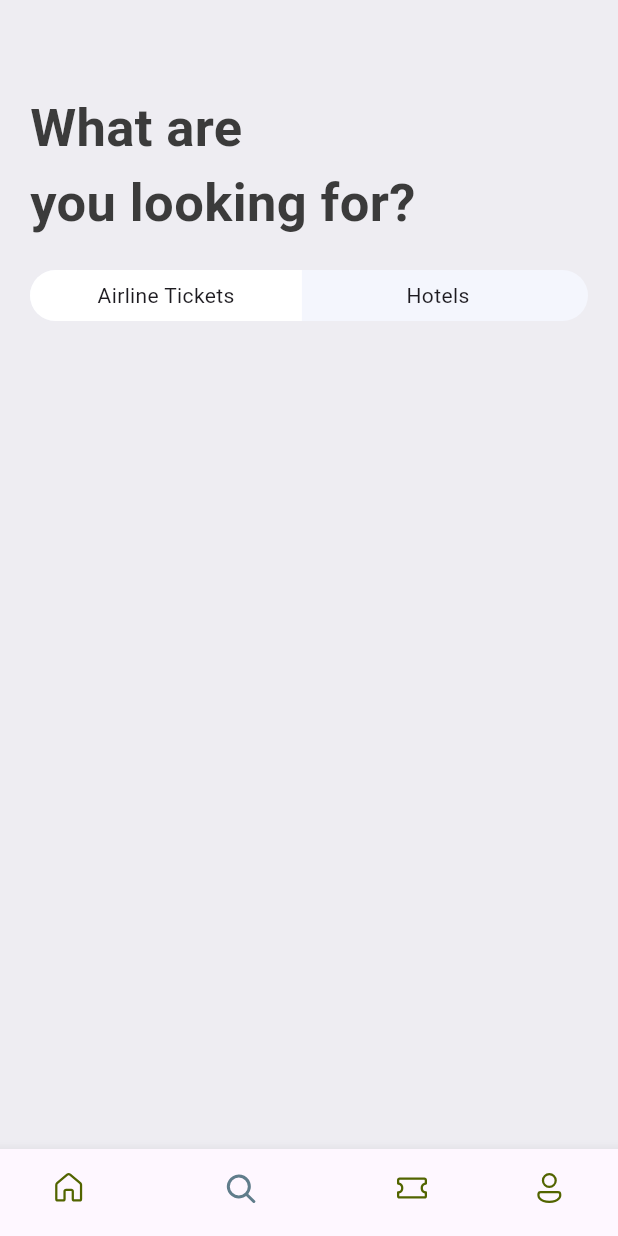
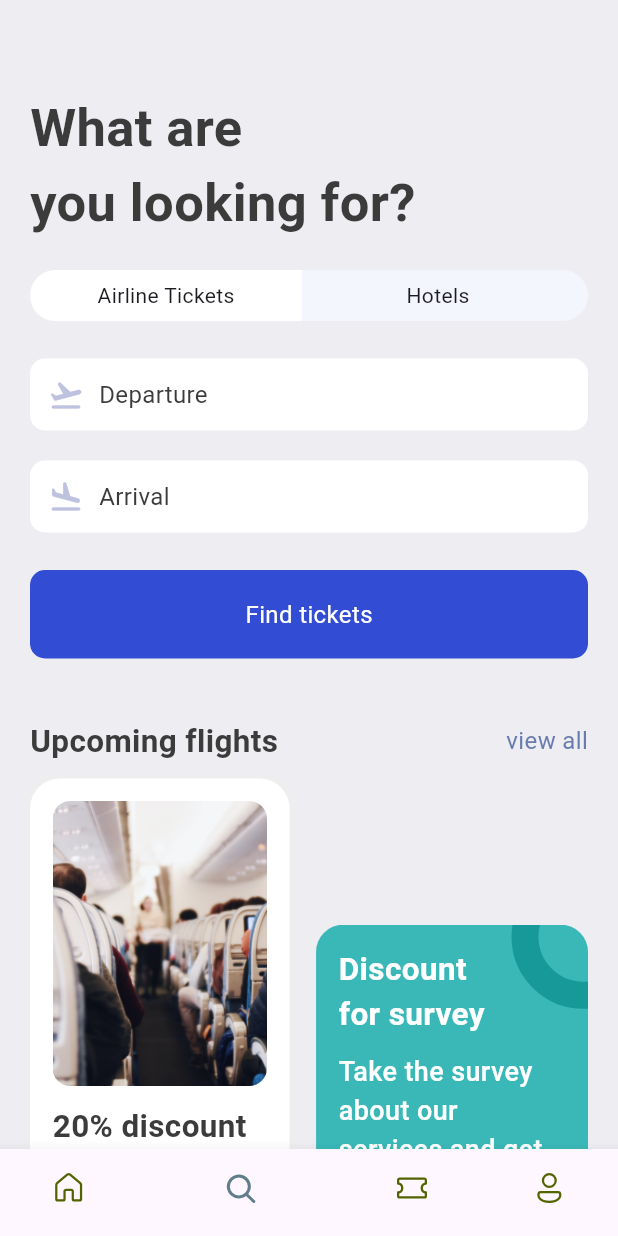
Before and after one commit to ErnestAlf222/ticket-app, a Flutter app: the screen it shows after launch, item 2 of the bottom bar chosen, on a phone screen of 412 x 824 dp. Run offline on Flutter 3.47's test engine with Material 3 defaults, Android fonts, the phone set to English and light mode, and no system bars; our stand-ins replace fluentui_icons, go_router.

Commit message:
search screen changes

```diff
--- a/lib/base/res/media.dart
+++ b/lib/base/res/media.dart
@@ -3,4 +3,5 @@ class AppMedia{
   static const _baseImage = "assets/images";
   static const logo = '$_baseImage/img_1.png';
   static const hotelRoom = '$_baseImage/one.png';
+  static const planeSit = '$_baseImage/sit.jpg';
 }
--- a/lib/base/res/styles/app_styles.dart
+++ b/lib/base/res/styles/app_styles.dart
@@ -10,6 +10,9 @@ class AppStyles {
   static Color ticketOrange = const Color(0xFFF37B67);
   static Color colorIcon = Colors.white;
   static Color kakiColor = const Color(0xFFd2bdb6);
+  static Color planeColor = const Color(0xFFBFC2DF);
+  static Color findTicketColor = const Color(0xD91130CE);
+  static Color circleColor = const Color(0xFF189999);
 
   static TextStyle textStyle = TextStyle(
     fontSize:16,
--- a/lib/main.dart
+++ b/lib/main.dart
@@ -13,8 +13,6 @@ class MyApp extends StatelessWidget {
   Widget build(BuildContext context) {
     return  MaterialApp.router(
 
-
-
       debugShowCheckedModeBanner: false,
       routerConfig: routerApp,
 
--- a/lib/screens/screens.dart
+++ b/lib/screens/screens.dart
@@ -1,6 +1,7 @@
 export 'home/all_tickets.dart';
 export 'home/home_screen.dart';
+export 'home/widgets/hotel.dart';
 export 'search/search_screen.dart';
 export 'search/widgets/app_text_icon.dart';
 export 'search/widgets/app_ticket_tabs.dart';
-export 'home/widgets/hotel.dart';
+export 'search/widgets/find_tickets.dart';
--- a/lib/screens/search/search_screen.dart
+++ b/lib/screens/search/search_screen.dart
@@ -1,12 +1,18 @@
 import 'package:flutter/material.dart';
+import 'package:go_router/go_router.dart';
+
+
+import 'package:ticket_app/base/res/media.dart';
 import 'package:ticket_app/base/res/styles/app_styles.dart';
-import 'package:ticket_app/screens/search/widgets/app_ticket_tabs.dart';
+import 'package:ticket_app/base/widgets/widgets.dart';
+import 'package:ticket_app/screens/screens.dart';
 
 class SearchScreen extends StatelessWidget {
   const SearchScreen({super.key});
 
   @override
   Widget build(BuildContext context) {
+    final size = MediaQuery.of(context).size;
     return Scaffold(
       backgroundColor: AppStyles.bgColor,
       body: ListView(
@@ -15,12 +21,119 @@ class SearchScreen extends StatelessWidget {
           const SizedBox(height: 40),
           Text(
             'What are\nyou looking for?',
-            style: AppStyles.headLineStyle1.copyWith(
-              fontSize: 35
-            ),
+            style: AppStyles.headLineStyle1.copyWith(fontSize: 35),
           ),
           const SizedBox(height: 20),
-          const AppTicketsTab()
+          const AppTicketsTab(),
+          const SizedBox(height: 25),
+          const TextIcon(icon: Icons.flight_takeoff_rounded, text: 'Departure'),
+          const SizedBox(height: 20),
+          const TextIcon(icon: Icons.flight_land_rounded, text: 'Arrival'),
+          const SizedBox(height: 25),
+          const FindTickets(),
+          const SizedBox(height: 40),
+          AppDoubleText(
+            bigText: 'Upcoming flights',
+            smallText: 'view all',
+            func: () => context.push('/all_tickets'),
+          ),
+          const SizedBox(height: 10),
+          Row(
+            mainAxisAlignment: MainAxisAlignment.spaceBetween,
+            children: [
+              Container(
+                padding:
+                    const EdgeInsets.symmetric(horizontal: 15, vertical: 15),
+                width: size.width * .42,
+                height: 405,
+                decoration: BoxDecoration(
+                  borderRadius: BorderRadius.circular(20),
+                  color: Colors.white,
+                  boxShadow: [
+                    BoxShadow(
+                      color: Colors.grey.shade200,
+                      blurRadius: 1,
+                      spreadRadius: 2,
+                    ),
+                  ],
+                ),
+                child: Column(
+                  children: [
+                    Container(
+                      height: 190,
+                      decoration: BoxDecoration(
+                        borderRadius: BorderRadius.circular(12),
+                        image: const DecorationImage(
+                          fit: BoxFit.cover,
+                          image: AssetImage(
+                            AppMedia.planeSit,
+                          ),
+                        ),
+                      ),
+                    ),
+                    const SizedBox(height: 12),
+                    Text(
+                      '20% discount on the early booking of this flight. \nDon´t miss',
+                      style: AppStyles.headLineStyle2,
+                    ),
+                  ],
+                ),
+              ),
+
+              Column(
+                children: [
+                  Stack(
+                    children: [
+                      Container(
+                        padding: const EdgeInsets.symmetric(
+                            vertical: 15, horizontal: 15),
+                        width: size.width * .44,
+                        height: 210,
+                        decoration: BoxDecoration(
+                          color: const Color(0xFF3AB8B8),
+                          borderRadius: BorderRadius.circular(18),
+                        ),
+                        child: Column(
+                          crossAxisAlignment: CrossAxisAlignment.start,
+                          children: [
+                            Text(
+                              "Discount\nfor survey",
+                              style: AppStyles.headLineStyle2.copyWith(
+                                  fontWeight: FontWeight.bold, color: Colors.white),
+                            ),
+                            const SizedBox(height: 10),
+                            Text(
+                              "Take the survey about our services and get discount",
+                              style: AppStyles.headLineStyle2.copyWith(
+                                  fontWeight: FontWeight.w500,
+                                  color: Colors.white,
+                                  fontSize: 18),
+                            ),
+                          ],
+                        ),
+                      ),
+
+                      Positioned(
+                        right: -45,
+                        top: -40,
+                        child: Container(
+                          padding: const EdgeInsets.all(30),
+                          decoration: BoxDecoration(
+                            shape: BoxShape.circle,
+                            border:
+                                Border.all(width: 18, color: AppStyles.circleColor),
+                          ),
+                        ),
+                      ),
+                    ],
+                  ),
+
+                  Container()
+
+                ],
+              ),
+            ],
+          ),
         ],
       ),
     );
--- a/lib/screens/search/widgets/app_text_icon.dart
+++ b/lib/screens/search/widgets/app_text_icon.dart
@@ -1,18 +1,30 @@
 import 'package:flutter/material.dart';
+import 'package:ticket_app/base/res/styles/app_styles.dart';
 
 class TextIcon extends StatelessWidget {
-  const TextIcon({super.key});
+  final IconData icon;
+  final String text;
+
+  const TextIcon({
+    super.key,
+    required this.icon,
+    required this.text,
+  });
 
   @override
   Widget build(BuildContext context) {
     return Container(
+      padding: const EdgeInsets.symmetric(vertical: 12, horizontal: 12),
       decoration: BoxDecoration(
-        borderRadius: BorderRadius.circular(10),
-        color: Colors.white
-      ),
-      child: const Row(
+          borderRadius: BorderRadius.circular(10), color: Colors.white),
+      child: Row(
         children: [
-
+          Icon(
+            icon,
+            color: AppStyles.planeColor,
+          ),
+          const SizedBox(width: 10),
+          Text(text, style: AppStyles.textStyle)
         ],
       ),
     );
--- /dev/null
+++ b/lib/screens/search/widgets/find_tickets.dart
@@ -0,0 +1,24 @@
+import 'package:flutter/material.dart';
+import 'package:ticket_app/base/res/styles/app_styles.dart';
+
+class FindTickets extends StatelessWidget {
+  const FindTickets({super.key});
+
+  @override
+  Widget build(BuildContext context) {
+    return Container(
+      padding: const EdgeInsets.symmetric(vertical: 18),
+      decoration: BoxDecoration(
+        borderRadius: BorderRadius.circular(10),
+        color: AppStyles.findTicketColor ,
+      ),
+      child: Center(
+        child: Text(
+          "Find tickets",
+          style: AppStyles.textStyle.copyWith(color: Colors.white),
+        ),
+      ),
+
+    );
+  }
+}
```
